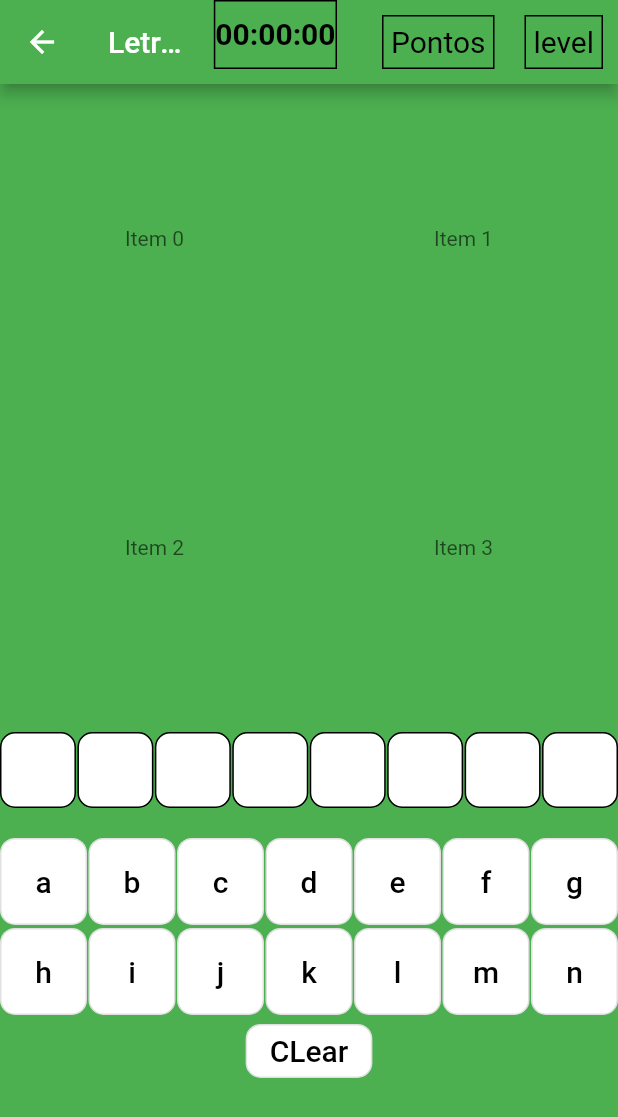
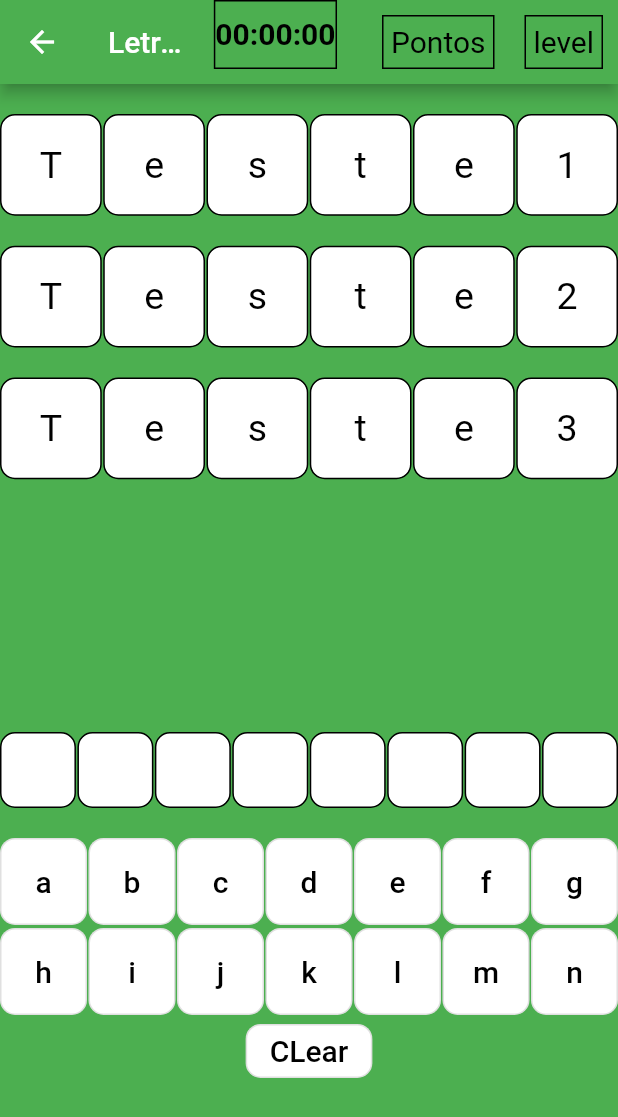
Before and after one commit to RicardoFedrigo/letroca_clone_flutter, a Flutter app: the GameScreen screen opened directly, on a phone screen of 412 x 824 dp. Shown: the top 1117 px of the screen. Run offline on Flutter 3.47's test engine with Material 2 defaults, Android fonts, the phone set to English and light mode, and no system bars.

Commit message:
Adicionando letras na tela de jogo

```diff
--- a/lib/Modules/GameLogic/Word.dart
+++ b/lib/Modules/GameLogic/Word.dart
@@ -6,6 +6,9 @@ class Word {
 
   String get word => _word;
   bool get isFound => _isFound;
+  get length => _word.length;
+
+  String letter (int index) => _word[index];
 
   set isFound(bool value) {
     _isFound = value;
--- a/lib/home.dart
+++ b/lib/home.dart
@@ -1,5 +1,5 @@
 import 'package:flutter/material.dart';
-import 'package:letroca_clone_flutter/ranking.dart';
+import 'Ranking.dart';
 import 'view/GameScreen.dart';
 
 class Home extends StatelessWidget {
--- a/lib/view/GameScreen.dart
+++ b/lib/view/GameScreen.dart
@@ -1,6 +1,7 @@
 import 'package:flutter/material.dart';
 import 'package:flutter/widgets.dart';
 import 'package:letroca_clone_flutter/Components/CountDownTimer.dart';
+import 'package:letroca_clone_flutter/Modules/GameLogic/Word.dart';
 import 'package:letroca_clone_flutter/view/KeyboardScreen.dart';
 import 'package:letroca_clone_flutter/view/PlayerName.dart';
 
@@ -48,7 +49,8 @@ class GameScreen extends StatelessWidget {
           children: <Widget>[
             Container(
               alignment: Alignment.topCenter,
-              child: WordsToFindInScreen(),
+              child: WordsToFindInScreen(
+                  [new Word("Teste1"), new Word("Teste2"), new Word("Teste3")]),
             ),
             Container(
                 alignment: Alignment.bottomCenter, child: KeyboardScreen())
--- a/lib/view/WordToDIscover.dart
+++ b/lib/view/WordToDIscover.dart
@@ -19,45 +19,37 @@ class _WordToDiscoverState extends State<WordToDiscover> {
   @override
   Widget build(BuildContext context) {
     return Container(
-      // child: GridView.builder(
-      //   padding: EdgeInsets.only(top: 20),
-      //   shrinkWrap: true,
-      //   gridDelegate: SliverGridDelegateWithFixedCrossAxisCount(
-      //     crossAxisCount: 2,
-      //     crossAxisSpacing: 1.0,
-      //     mainAxisSpacing: 2.0,
-      //   ),
-      //   itemCount: this._wordToDiscover.word.length,
-      //   itemBuilder: (context, index) {
-      //     return OutlinedButton(
-      //         onPressed: null,
-      //         style: ButtonStyle(
-      //           backgroundColor:
-      //               MaterialStateProperty.resolveWith<Color>((states) {
-      //             if (states.contains(MaterialState.disabled)) {
-      //               return Colors.white;
-      //             }
-      //             return Colors.white;
-      //           }),
-      //           overlayColor:
-      //               MaterialStateProperty.resolveWith<Color>((states) {
-      //             if (states.contains(MaterialState.pressed)) {
-      //               return Colors.amber;
-      //             }
-      //             return Colors.transparent;
-      //           }),
-      //           shape: MaterialStateProperty.all(RoundedRectangleBorder(
-      //               borderRadius: BorderRadius.vertical(
-      //                   top: Radius.circular(10),
-      //                   bottom: Radius.circular(10)))),
-      //         ),
-      //         child: Text(
-      //           this._wordToDiscover.word[index],
-      //           style: TextStyle(fontSize: 20, color: Colors.black),
-      //         ));
-      //   },
-      // ),
-      child: Text("PALAVRA PARA DESCOBRIR"),
+      child: GridView.builder(
+          padding: EdgeInsets.only(top: 20),
+          physics: NeverScrollableScrollPhysics(),
+          shrinkWrap: true,
+          gridDelegate: SliverGridDelegateWithFixedCrossAxisCount(
+            crossAxisCount: this._wordToDiscover.length < 10
+                ? this._wordToDiscover.length
+                : 10,
+            crossAxisSpacing: 1.0,
+            mainAxisSpacing: 2.0,
+          ),
+          itemCount: this._wordToDiscover.length,
+          itemBuilder: (context, index) {
+            return Container(
+              child: SizedBox(
+                width: MediaQuery.of(context).size.width / 5,
+                child: Container(
+                    alignment: Alignment.center,
+                    decoration: BoxDecoration(
+                        border: Border.all(color: Colors.black),
+                        color: Colors.white,
+                        borderRadius: BorderRadius.all(Radius.circular(10))),
+                    child: Text(this._wordToDiscover.letter(index),
+                        textAlign: TextAlign.center,
+                        style: TextStyle(
+                          fontSize: 25,
+                          color: Colors.black,
+                        ))),
+              ),
+            );
+          }),
     );
   }
 }
--- a/lib/view/WordsToFindInScreen.dart
+++ b/lib/view/WordsToFindInScreen.dart
@@ -1,25 +1,23 @@
 import 'package:flutter/cupertino.dart';
 import 'package:flutter/material.dart';
+import 'package:letroca_clone_flutter/view/WordToDIscover.dart';
+
+import '../Modules/GameLogic/Word.dart';
 
 class WordsToFindInScreen extends StatelessWidget {
+  List<Word> _words;
+
+  WordsToFindInScreen(this._words);
+
   @override
   Widget build(BuildContext context) {
     return Container(
       child: SizedBox(
         width: MediaQuery.of(context).size.width,
         height: MediaQuery.of(context).size.width,
-        child: GridView.count(
-          crossAxisCount: 2,
-
-          children: List.generate(100, (index) {
-            return Center(
-              heightFactor: 1,
-              child: Text(
-                'Item $index'
-                ,
-                style: TextStyle(color: Colors.black.withOpacity(0.6)),
-              ),
-            );
+        child: ListView(
+          children: List.generate(this._words.length, (index) {
+            return WordToDiscover(this._words[index]);
           }),
         ),
       ),
```
Also changed, not shown: lib/Ranking.dart (+22 -23 lines).
